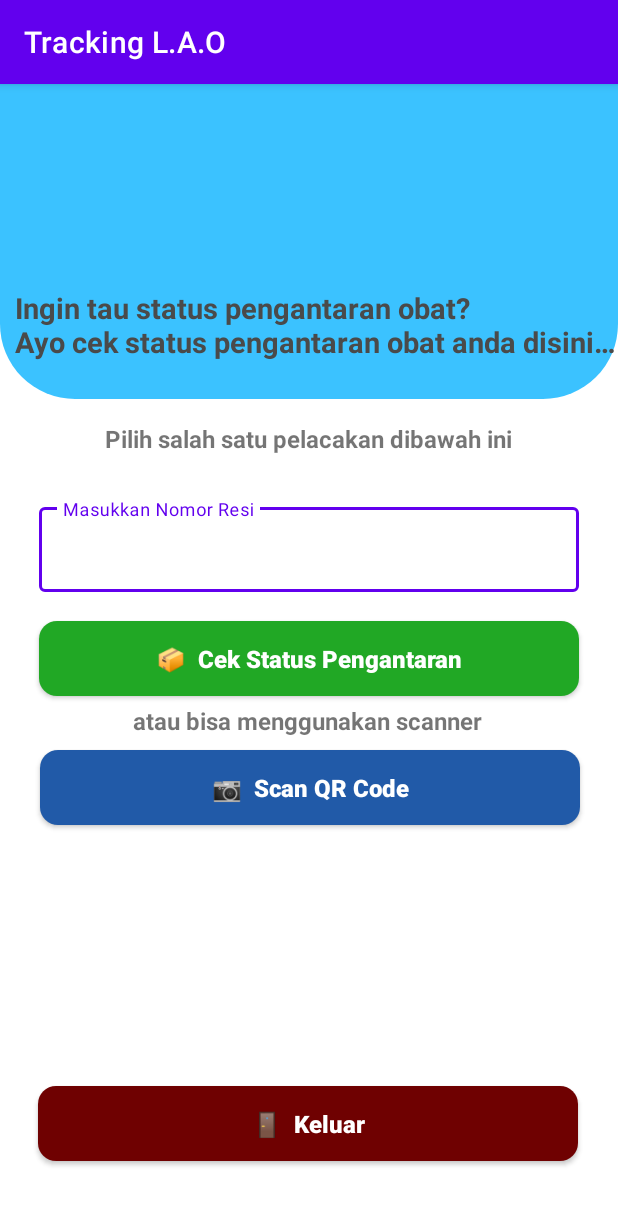
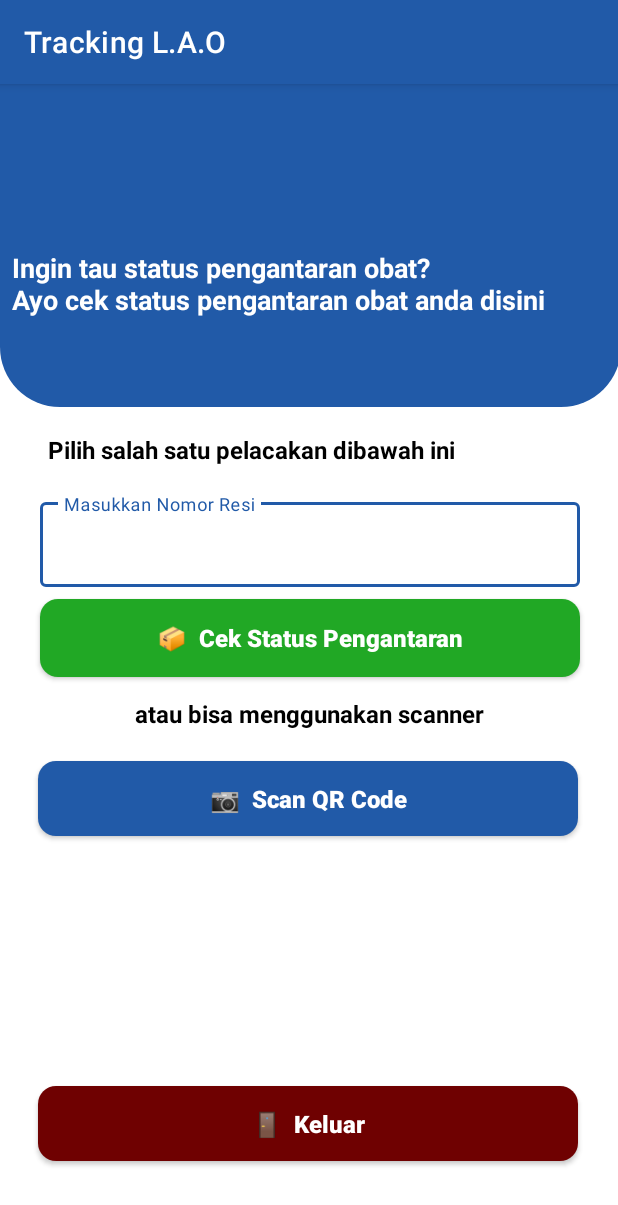
Before and after one commit to edwintrihadtanto/2025_trackinglao, an Android app: the MainActivity screen opened directly, with no data from a screen before it, on a phone screen of 412 x 824 dp. Shown: the top 1205 px of the screen. Run offline under Robolectric (Android 15) with nearby library versions, the phone set to English and light mode, and no system bars; 1 statement that could not run was skipped.

Commit message:
update layout

```diff
--- a/app/src/main/res/drawable/bg_main.xml
+++ b/app/src/main/res/drawable/bg_main.xml
@@ -1,7 +1,7 @@
 <?xml version="1.0" encoding="utf-8"?>
 <shape xmlns:android="http://schemas.android.com/apk/res/android" android:shape="rectangle">
-    <solid android:color="@color/back_splash" />
+    <solid android:color="@color/blue_button_text" />
     <corners
-        android:bottomLeftRadius="50dp"
-        android:bottomRightRadius="50dp" />
+        android:bottomLeftRadius="40dp"
+        android:bottomRightRadius="40dp" />
 </shape>
--- a/app/src/main/res/layout/activity_main.xml
+++ b/app/src/main/res/layout/activity_main.xml
@@ -11,8 +11,8 @@
 
     <View
         android:id="@+id/view_bg"
-        android:layout_width="match_parent"
-        android:layout_height="210dp"
+        android:layout_width="414dp"
+        android:layout_height="215dp"
         android:background="@drawable/bg_main"
         app:layout_constraintEnd_toEndOf="parent"
         app:layout_constraintHorizontal_bias="0.507"
@@ -21,12 +21,11 @@
 
     <TextView
         android:id="@+id/tvWelcome"
-        android:layout_width="match_parent"
-        android:layout_height="96dp"
-        android:layout_marginStart="10dp"
-        android:layout_marginEnd="25dp"
-        android:layout_marginTop="35dp"
-        android:textColor="@color/black"
+        android:layout_width="390dp"
+        android:layout_height="91dp"
+        android:layout_marginStart="8dp"
+        android:layout_marginTop="8dp"
+        android:textColor="@color/white"
         android:textSize="20sp"
         android:textStyle="bold"
         app:layout_constraintStart_toStartOf="parent"
@@ -34,27 +33,28 @@
 
     <TextView
         android:id="@+id/tv_opsi"
-        android:layout_width="wrap_content"
-        android:layout_height="wrap_content"
+        android:layout_width="390dp"
+        android:layout_height="56dp"
+        android:layout_marginTop="2dp"
+        android:padding="15dp"
         android:text="@string/info_main"
+        android:textColor="@color/black"
         android:textSize="16sp"
         android:textStyle="bold"
-        android:padding="15dp"
-        app:layout_constraintTop_toBottomOf="@+id/view_bg"
         app:layout_constraintEnd_toEndOf="parent"
-        app:layout_constraintHorizontal_bias="0.495"
+        app:layout_constraintHorizontal_bias="0.761"
         app:layout_constraintStart_toStartOf="parent"
-        app:layout_constraintVertical_bias="0.456" />
+        app:layout_constraintTop_toBottomOf="@+id/view_bg" />
 
     <com.google.android.material.textfield.TextInputLayout
         android:id="@+id/pencarianresiLayout"
         style="@style/Widget.MaterialComponents.TextInputLayout.OutlinedBox"
         android:layout_width="0dp"
         android:layout_height="wrap_content"
-        android:layout_marginTop="14dp"
-        app:layout_constraintTop_toBottomOf="@+id/tv_opsi"
+        android:layout_marginTop="0dp"
         app:layout_constraintLeft_toLeftOf="@+id/btn_resi"
-        app:layout_constraintRight_toRightOf="@+id/btn_resi">
+        app:layout_constraintRight_toRightOf="@+id/btn_resi"
+        app:layout_constraintTop_toBottomOf="@+id/tv_opsi">
 
         <com.google.android.material.textfield.TextInputEditText
             android:id="@+id/pencarianresi"
@@ -69,8 +69,8 @@
     <androidx.appcompat.widget.AppCompatButton
         android:id="@+id/btn_resi"
         android:layout_width="360dp"
-        android:layout_height="50dp"
-        android:layout_marginTop="19dp"
+        android:layout_height="52dp"
+        android:layout_marginTop="8dp"
         android:background="@drawable/bg_button_ripple_inputresi"
         android:padding="12dp"
         android:text="📦  Cek Status Pengantaran"
@@ -79,6 +79,7 @@
         android:textSize="16sp"
         android:textStyle="bold"
         app:layout_constraintEnd_toEndOf="parent"
+        app:layout_constraintHorizontal_bias="0.509"
         app:layout_constraintStart_toStartOf="parent"
         app:layout_constraintTop_toBottomOf="@id/pencarianresiLayout" />
 
@@ -86,21 +87,21 @@
         android:id="@+id/tv_opsidua"
         android:layout_width="wrap_content"
         android:layout_height="wrap_content"
+        android:layout_marginTop="8dp"
+        android:padding="5dp"
         android:text="@string/atau_bisa_menggunakan_scanner"
         android:textSize="16sp"
         android:textStyle="bold"
-        android:padding="5dp"
-        app:layout_constraintTop_toBottomOf="@+id/btn_resi"
+        android:textColor="@color/black"
         app:layout_constraintEnd_toEndOf="parent"
-        app:layout_constraintHorizontal_bias="0.495"
         app:layout_constraintStart_toStartOf="parent"
-        app:layout_constraintVertical_bias="0.456" />
+        app:layout_constraintTop_toBottomOf="@+id/btn_resi" />
 
     <androidx.appcompat.widget.AppCompatButton
         android:id="@+id/btn_scan"
         android:layout_width="360dp"
         android:layout_height="50dp"
-        android:layout_marginTop="36dp"
+        android:layout_marginTop="56dp"
         android:background="@drawable/bg_button_ripple_scan"
         android:padding="12dp"
         android:text="📷  Scan QR Code"
@@ -109,7 +110,7 @@
         android:textSize="16sp"
         android:textStyle="bold"
         app:layout_constraintEnd_toEndOf="parent"
-        app:layout_constraintHorizontal_bias="0.509"
+        app:layout_constraintHorizontal_bias="0.49"
         app:layout_constraintStart_toStartOf="parent"
         app:layout_constraintTop_toBottomOf="@id/btn_resi" />
 
@@ -148,17 +149,18 @@
 
     <TextView
         android:id="@+id/tv_judul"
-        android:layout_width="wrap_content"
-        android:layout_height="74dp"
+        android:layout_width="390dp"
+        android:layout_height="86dp"
+        android:layout_marginTop="4dp"
         android:text="@string/judul"
-        android:textColor="@color/gray_text"
-        android:textSize="19sp"
+        android:textColor="@color/white"
+        android:textSize="18sp"
         android:textStyle="bold"
         app:layout_constraintBottom_toBottomOf="@+id/view_bg"
         app:layout_constraintEnd_toEndOf="@+id/tvWelcome"
         app:layout_constraintHorizontal_bias="0.0"
         app:layout_constraintStart_toStartOf="@+id/tvWelcome"
         app:layout_constraintTop_toBottomOf="@+id/tvWelcome"
-        app:layout_constraintVertical_bias="1.0" />
+        app:layout_constraintVertical_bias="0.264" />
 
 </androidx.constraintlayout.widget.ConstraintLayout>
--- a/app/src/main/res/layout/activity_scanresult.xml
+++ b/app/src/main/res/layout/activity_scanresult.xml
@@ -24,7 +24,7 @@
         android:id="@+id/tvResult"
         android:layout_width="match_parent"
         android:layout_height="wrap_content"
-        android:background="#545454"
+        android:background="@color/blue_button_text"
         android:textColor="#FFFFFF"
         android:padding="16dp"
         android:textSize="20sp"
@@ -48,7 +48,7 @@
         android:id="@+id/tv_scanresult_info"
         android:layout_width="match_parent"
         android:layout_height="wrap_content"
-        android:background="#545454"
+        android:background="@color/blue_button_text"
         android:textColor="#FFFFFF"
         android:gravity="start"
         android:padding="16dp"
--- a/app/src/main/res/layout/activity_splash_screen.xml
+++ b/app/src/main/res/layout/activity_splash_screen.xml
@@ -2,7 +2,7 @@
 <RelativeLayout xmlns:android="http://schemas.android.com/apk/res/android"
     android:layout_width="match_parent"
     android:layout_height="match_parent"
-    android:background="@color/back_splash">
+    android:background="@color/blue_button_text">
 
     <!-- Gambar Logo -->
     <ImageView
@@ -20,8 +20,8 @@
         android:layout_height="wrap_content"
         android:layout_below="@id/splash_logo"
         android:layout_centerHorizontal="true"
-        android:text="- Layanan Antar Obat -"
-        android:textSize="35sp"
-        android:textColor="@color/black"
+        android:text="Layanan Antar Obat"
+        android:textSize="32sp"
+        android:textColor="@color/white"
         android:layout_marginTop="20dp" />
 </RelativeLayout>
--- a/app/src/main/res/values-night/themes.xml
+++ b/app/src/main/res/values-night/themes.xml
@@ -2,12 +2,12 @@
     <!-- Base application theme. -->
     <style name="Theme.MyBottomNavigation" parent="Theme.MaterialComponents.DayNight.DarkActionBar">
         <!-- Primary brand color. -->
-        <item name="colorPrimary">@color/purple_200</item>
+        <item name="colorPrimary">@color/blue_button_text</item>
         <item name="colorPrimaryVariant">@color/blue_button_text</item>
         <item name="colorOnPrimary">@color/black</item>
         <!-- Secondary brand color. -->
-        <item name="colorSecondary">@color/teal_200</item>
-        <item name="colorSecondaryVariant">@color/teal_200</item>
+        <item name="colorSecondary">@color/blue_button_text</item>
+        <item name="colorSecondaryVariant">@color/blue_button_text</item>
         <item name="colorOnSecondary">@color/black</item>
         <!-- Status bar color. -->
         <item name="android:statusBarColor">?attr/colorPrimaryVariant</item>
--- a/app/src/main/res/values/strings.xml
+++ b/app/src/main/res/values/strings.xml
@@ -14,7 +14,7 @@
     <string name="todo">TODO</string>
     <string name="scan_qr_code_barcode">Scan QR Code / Barcode</string>
     <string name="info_lebih_lanjut">Info lebih lanjut bisa menghubungi\nOperator Layanan Antar Obat\nRSU dr. Soedono Provinsi Jawa Timur</string>
-    <string name="judul">Ingin tau status pengantaran obat?\nAyo cek status pengantaran obat anda disini… </string>
+    <string name="judul">Ingin tau status pengantaran obat?\nAyo cek status pengantaran obat anda disini</string>
     <string name="info_main">Pilih salah satu pelacakan dibawah ini</string>
     <string name="versiapp">v.1.0 Beta</string>
     <string name="login_button">Login</string>
--- a/app/src/main/res/values/themes.xml
+++ b/app/src/main/res/values/themes.xml
@@ -2,12 +2,12 @@
     <!-- Base application theme. -->
     <style name="Theme.MyBottomNavigation" parent="Theme.MaterialComponents.DayNight.DarkActionBar">
         <!-- Primary brand color. -->
-        <item name="colorPrimary">@color/purple_500</item>
+        <item name="colorPrimary">@color/blue_button_text</item>
         <item name="colorPrimaryVariant">@color/blue_button_text</item>
         <item name="colorOnPrimary">@color/white</item>
         <!-- Secondary brand color. -->
-        <item name="colorSecondary">@color/teal_200</item>
-        <item name="colorSecondaryVariant">@color/teal_700</item>
+        <item name="colorSecondary">@color/blue_button_text</item>
+        <item name="colorSecondaryVariant">@color/blue_button_text</item>
         <item name="colorOnSecondary">@color/black</item>
         <!-- Status bar color. -->
         <item name="android:statusBarColor">?attr/colorPrimaryVariant</item>
```
